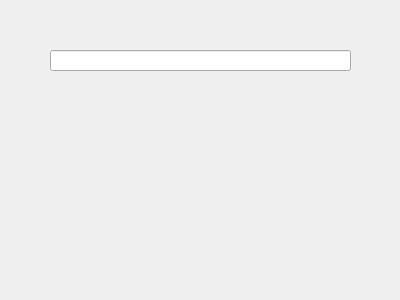
First picture: the form in Downloader.ui, repository ml37/Copilot-test, before the edit.
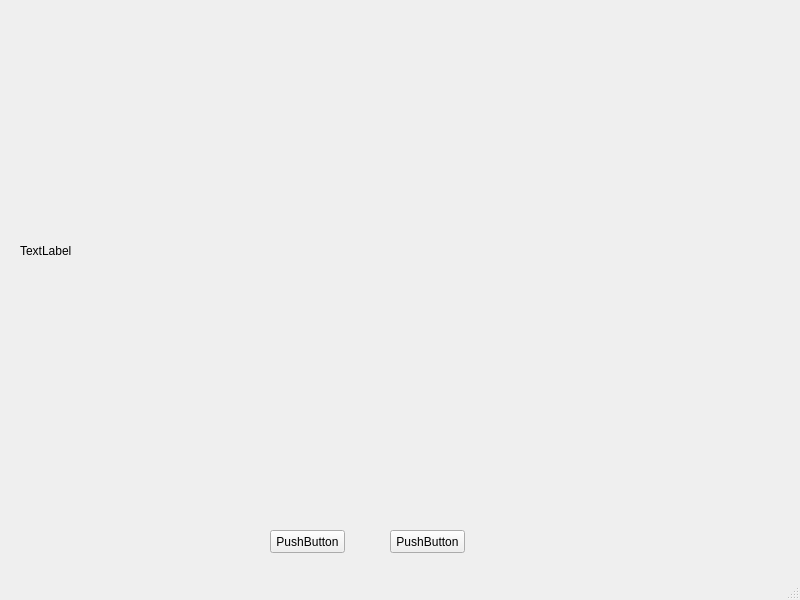
Second picture: the form after the edit.

Commit message: Add image show in YoutubeDownloaderPyQt5GUI.py

```diff
--- a/Downloader.ui
+++ b/Downloader.ui
@@ -1,30 +1,70 @@
 <?xml version="1.0" encoding="UTF-8"?>
 <ui version="4.0">
- <class>DockWidget</class>
- <widget class="QDockWidget" name="DockWidget">
+ <class>MainWindow</class>
+ <widget class="QMainWindow" name="MainWindow">
   <property name="geometry">
    <rect>
     <x>0</x>
     <y>0</y>
-    <width>400</width>
-    <height>300</height>
+    <width>800</width>
+    <height>600</height>
    </rect>
   </property>
   <property name="windowTitle">
    <string>DockWidget</string>
   </property>
-  <widget class="QWidget" name="dockWidgetContents">
-   <widget class="QLineEdit" name="lineEdit">
+  <widget class="QWidget" name="centralwidget">
+   <widget class="QLabel" name="lbl_picture">
     <property name="geometry">
      <rect>
-      <x>50</x>
-      <y>50</y>
-      <width>301</width>
-      <height>21</height>
+      <x>20</x>
+      <y>-10</y>
+      <width>741</width>
+      <height>521</height>
      </rect>
     </property>
+    <property name="text">
+     <string>TextLabel</string>
+    </property>
    </widget>
+   <widget class="QPushButton" name="btn_loadFromFile">
+    <property name="geometry">
+     <rect>
+      <x>270</x>
+      <y>530</y>
+      <width>75</width>
+      <height>23</height>
+     </rect>
+    </property>
+    <property name="text">
+     <string>PushButton</string>
+    </property>
+   </widget>
+   <widget class="QPushButton" name="btn_loadFromWeb">
+    <property name="geometry">
+     <rect>
+      <x>390</x>
+      <y>530</y>
+      <width>75</width>
+      <height>23</height>
+     </rect>
+    </property>
+    <property name="text">
+     <string>PushButton</string>
+    </property>
+   </widget>
   </widget>
+  <widget class="QMenuBar" name="menubar">
+   <property name="geometry">
+    <rect>
+     <x>0</x>
+     <y>0</y>
+     <width>800</width>
+     <height>21</height>
+    </rect>
+   </property>
+  </widget>
+  <widget class="QStatusBar" name="statusBar"/>
  </widget>
  <resources/>
  <connections/>
```
Left out of the diff: 2 changed lines with no effect on the pictures. The commit also changes 3 other files.
